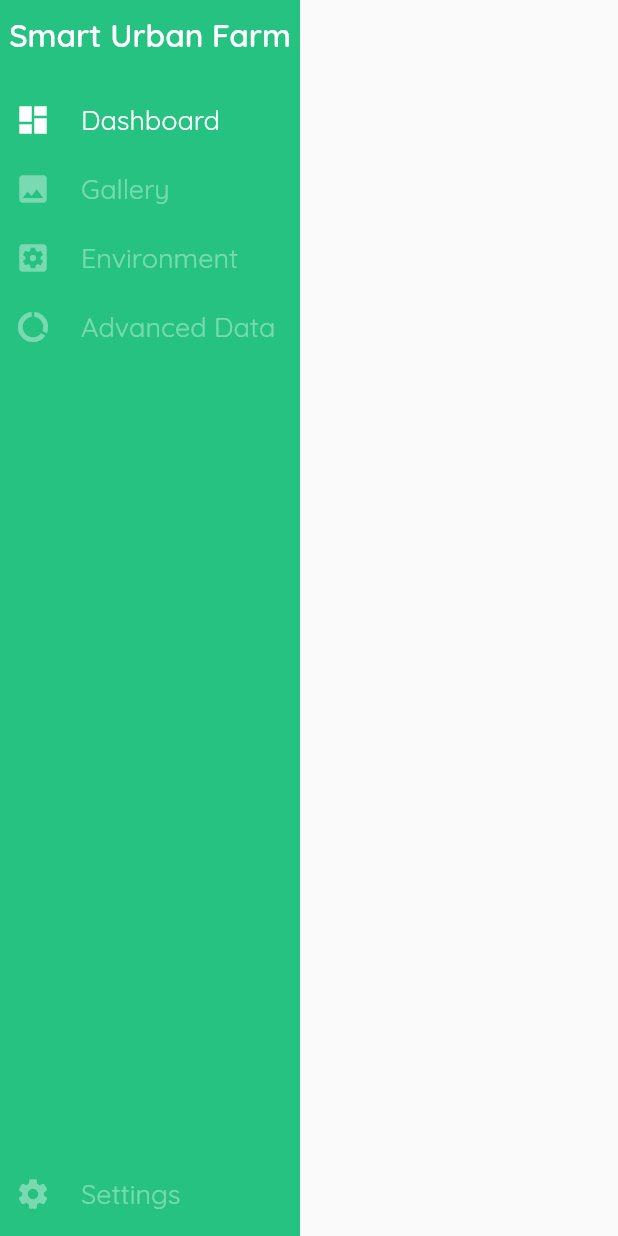
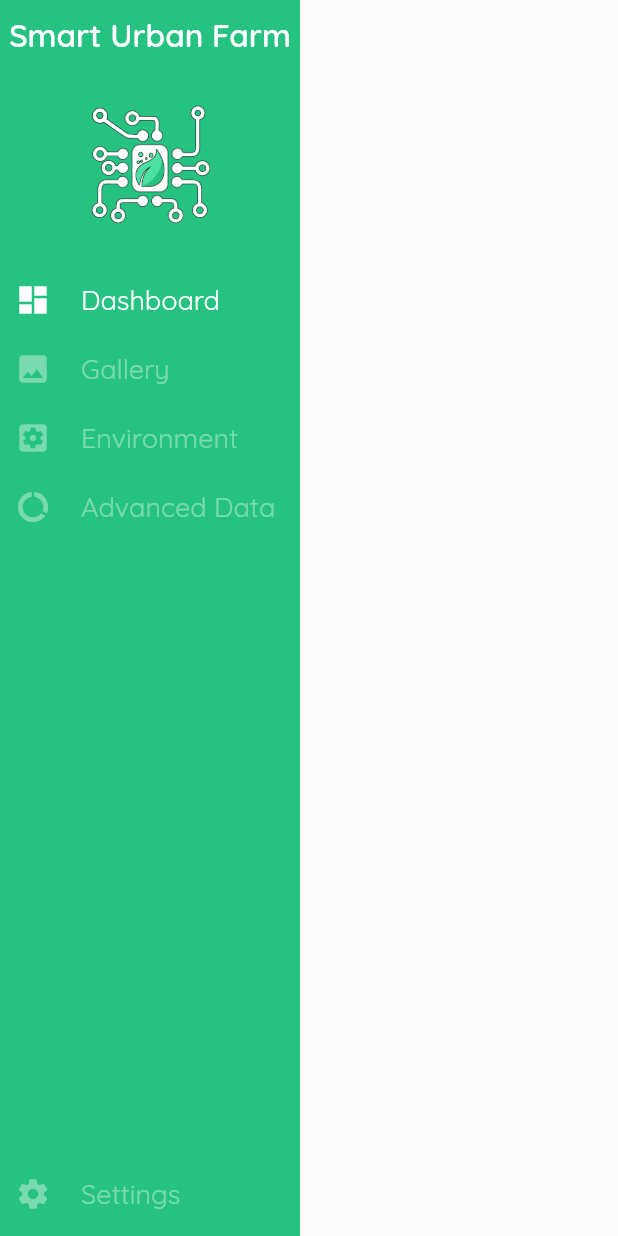
Before and after one commit to ThomasFercher/SmartUrbanFarm-DesktopApp, a Flutter app: the Sider widget shown alone on an empty page, opened directly, on a phone screen of 412 x 824 dp. Run offline on Flutter 3.47's test engine with Material 2 defaults, Android fonts, the phone set to English and light mode, and no system bars; our stand-ins replace carousel_slider, fl_chart, flare_flutter, flutter_svg, google_fonts; network calls fail.

Commit message:
Splashscreen & Logo

```diff
--- a/lib/customwidgets/sider.dart
+++ b/lib/customwidgets/sider.dart
@@ -75,7 +75,11 @@ class _SiderState extends State<Sider> {
             ),
           ),
           Container(
-            height: height - 52,
+            child: Image.asset("assets/images/logobanner.png"),
+            height: 120,
+          ),
+          Container(
+            height: height - 172,
             child: ListView.builder(
               itemCount: widget.pageOptions.length,
               shrinkWrap: true,
@@ -83,7 +87,7 @@ class _SiderState extends State<Sider> {
                 if (index == widget.pageOptions.length - 1) {
                   return Container(
                     margin: EdgeInsets.only(
-                      top: height - 52 - widget.pageOptions.length * 46 - 10,
+                      top: height - 172 - widget.pageOptions.length * 46 - 10,
                     ),
                     child: PageTile(
                       option: widget.pageOptions[index],
```
Also changed, not shown: lib/main.dart (+8 -1 lines), lib/pages/home.dart (+5 -9 lines), 2 other files.
